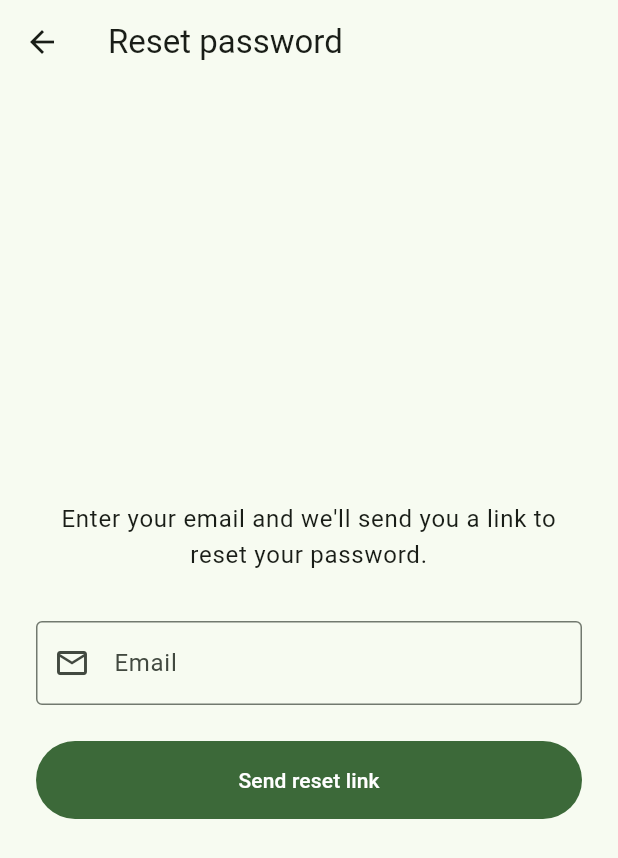
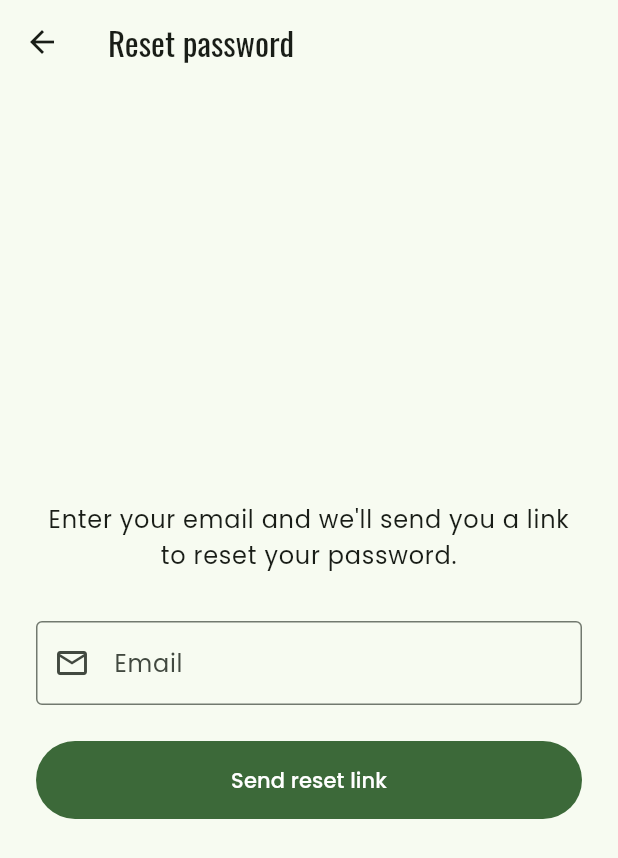
Before and after one commit to samarthkolur/MyBill, a Flutter app: the screen it shows after launch, after a tap on "Forgot password?", on a phone screen of 412 x 824 dp. Shown: the top 858 px of the screen. Run offline on Flutter 3.47's test engine with Material 3 defaults, Android fonts, the phone set to English and light mode, and no system bars; our stand-ins replace dio, flutter_image_compress, flutter_riverpod, flutter_secure_storage, go_router, google_fonts and 3 more; accounts and stored records are empty.

Commit message:
feat(mobile): pair Oswald titles with Poppins body text via google_fonts
Titles (the display/headline/title text-theme tiers — app-bar titles, section
headers) render in Oswald; body and label text render in Poppins. The pairing is
applied once in AppTheme for both light and dark: Poppins is the base text theme,
and each title tier is re-derived in Oswald so size, colour, and spacing from the
Material base carry through and only the family changes. Screens keep reading
styles from Theme.of(context) and never name a font.

```diff
--- a/mobile/lib/core/theme/app_theme.dart
+++ b/mobile/lib/core/theme/app_theme.dart
@@ -1,24 +1,48 @@
 import 'package:flutter/material.dart';
+import 'package:google_fonts/google_fonts.dart';
 
 /// Central Material 3 theme, seeded from a single brand colour so light and dark
 /// stay in sync. Widgets should read colours/text styles from `Theme.of(context)`
 /// rather than hard-coding values.
+///
+/// Typography pairs two Google Fonts: **Oswald** for titles (the display,
+/// headline, and title styles — app-bar titles, section headers) and **Poppins**
+/// for everything else (body and label text). The pairing is applied once here so
+/// screens never name a font directly.
 class AppTheme {
   const AppTheme._();
 
   /// Grocery-green brand seed.
   static const Color _seed = Color(0xFF2E7D32);
 
-  static ThemeData get light => ThemeData(
-    useMaterial3: true,
-    colorScheme: ColorScheme.fromSeed(seedColor: _seed),
-  );
+  static ThemeData get light => _themeFor(Brightness.light);
 
-  static ThemeData get dark => ThemeData(
-    useMaterial3: true,
-    colorScheme: ColorScheme.fromSeed(
-      seedColor: _seed,
-      brightness: Brightness.dark,
-    ),
-  );
+  static ThemeData get dark => _themeFor(Brightness.dark);
+
+  static ThemeData _themeFor(Brightness brightness) {
+    final base = ThemeData(
+      useMaterial3: true,
+      colorScheme: ColorScheme.fromSeed(seedColor: _seed, brightness: brightness),
+    );
+    return base.copyWith(textTheme: _textTheme(base.textTheme));
+  }
+
+  /// Oswald for the title tiers, Poppins for the rest. Each Oswald style is
+  /// derived from the Poppins one so colour, size, and spacing from the base
+  /// Material text theme carry through — only the family changes.
+  static TextTheme _textTheme(TextTheme base) {
+    final body = GoogleFonts.poppinsTextTheme(base);
+    TextStyle? title(TextStyle? style) => GoogleFonts.oswald(textStyle: style);
+    return body.copyWith(
+      displayLarge: title(body.displayLarge),
+      displayMedium: title(body.displayMedium),
+      displaySmall: title(body.displaySmall),
+      headlineLarge: title(body.headlineLarge),
+      headlineMedium: title(body.headlineMedium),
+      headlineSmall: title(body.headlineSmall),
+      titleLarge: title(body.titleLarge),
+      titleMedium: title(body.titleMedium),
+      titleSmall: title(body.titleSmall),
+    );
+  }
 }
--- a/mobile/pubspec.yaml
+++ b/mobile/pubspec.yaml
@@ -49,6 +49,7 @@ dependencies:
   flutter_image_compress: ^2.5.0
   path_provider: ^2.1.5
   http_parser: ^4.1.2
+  google_fonts: ^8.1.0
 
 dev_dependencies:
   flutter_test:
```
Also changed, not shown: mobile/pubspec.lock.
